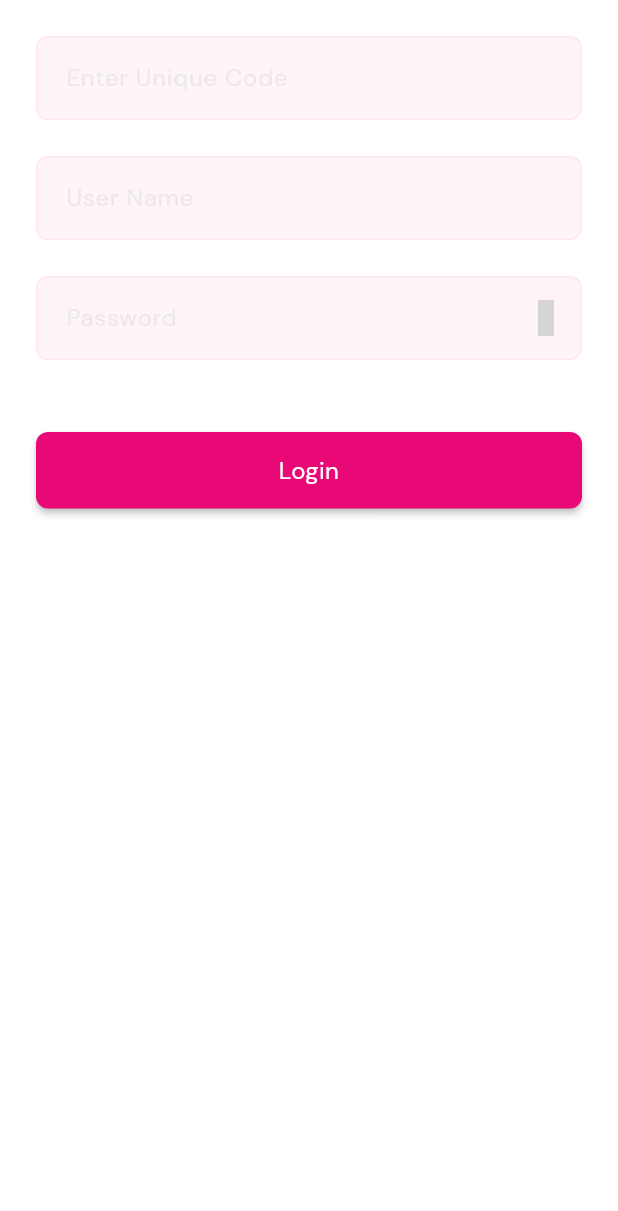
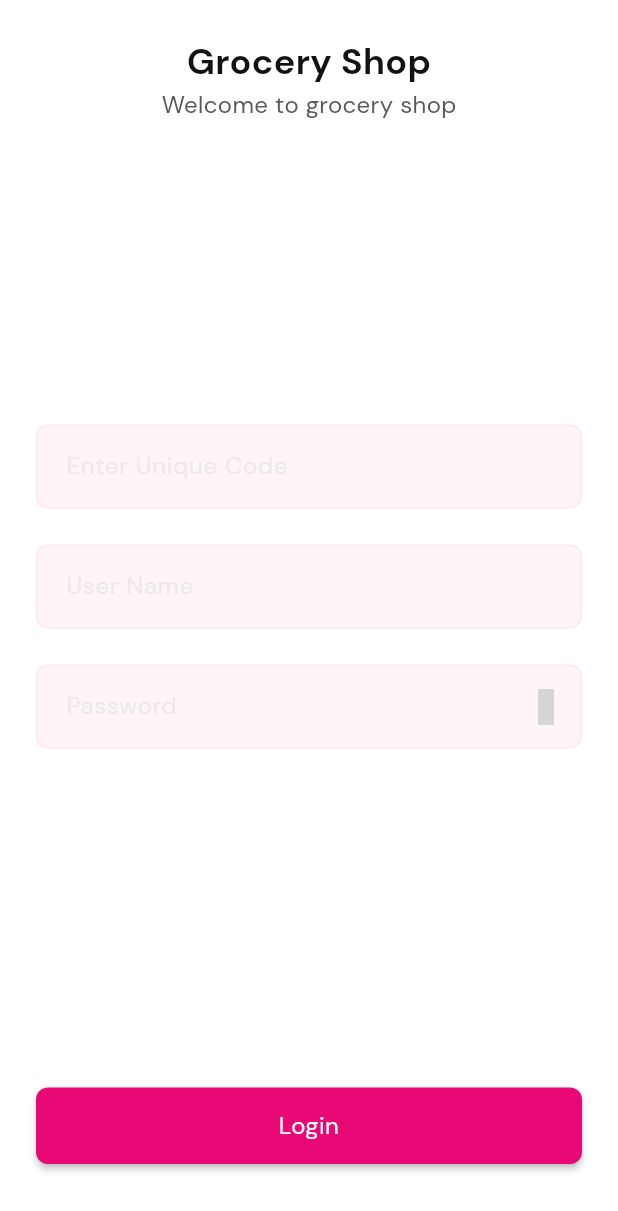
Before and after one commit to Arch-Unique/grocery-app, a Flutter app: the AuthPage screen opened by its route, on a phone screen of 412 x 824 dp. Shown: the top 1211 px of the screen. Run offline on Flutter 3.47's test engine with Material 3 defaults, Android fonts, the phone set to English and light mode, and no system bars; our stand-ins replace cached_network_image, connectivity_plus, dio, flutter_svg, get, get_storage and 2 more; accounts and stored records are empty; grey boxes are pictures that could not be loaded.

Commit message:
update to version 13

```diff
--- a/lib/src/features/app_controller.dart
+++ b/lib/src/features/app_controller.dart
@@ -5,12 +5,21 @@ import 'package:grocery_app/src/global/views/pages.dart';
 import 'package:grocery_app/src/src_barrel.dart';
 
 import '../global/services/barrel.dart';
+import 'homepage.dart';
 
 class AppController extends GetxController {
   RxList<TextEditingController> tecs =
       List.generate(4, (index) => TextEditingController()).obs;
 
-  RxList<Product> products = <Product>[].obs;
+  RxList<Product> products = List.generate(
+                      10,
+                      (index) => Product(
+                          id: index.toString(),
+                          name: "Product $index",
+                          description: "Description $index",
+                          qty: "$index kg",
+                          image: Assets.ss1,
+                          price: index * 200)).obs;
   RxList<Product> cart = <Product>[].obs;
 
   final appService = Get.find<AppService>();
@@ -18,7 +27,11 @@ class AppController extends GetxController {
 
   login() async {
     if (authFormKey.currentState!.validate()) {
-      Get.offAllNamed(AppRoutes.home);
+      appService.isLoggedIn.value = true;
+      appService.currentUser.value.firstName = tecs[1].text;
+      appService.currentUser.value.lastName = "";
+      //appService.loginUser("jwt", "refreshJwt")
+      Get.offAll(HomePage());
     } else {
       Ui.showError("Fields not validated");
     }
@@ -26,7 +39,7 @@ class AppController extends GetxController {
 
   submitCart() async {
     Ui.showInfo("Successfully Submitted");
-    Get.offAllNamed(AppRoutes.home);
+    Get.offAll(HomePage());
   }
 
   addToCart(Product pd) {
--- a/lib/src/features/authpage.dart
+++ b/lib/src/features/authpage.dart
@@ -19,16 +19,18 @@ class _AuthPageState extends State<AuthPage> {
   Widget build(BuildContext context) {
     return Scaffold(
       body: SafeArea(
-        child: SingleChildScrollView(
         child: Ui.padding(
           child: Form(
             key: controller.authFormKey,
             child: Column(
               children: [
+                AppText.bold("Grocery Shop",fontSize: 24),
+                AppText.thin("Welcome to grocery shop"),
+                const Spacer(),
                 CustomTextField("Enter Unique Code", controller.tecs[0]),
                 CustomTextField("User Name", controller.tecs[1]),
                 CustomTextField.password("Password", controller.tecs[2]),
-                  Ui.boxHeight(24),
+                const Spacer(),
                 AppButton(
                     onPressed: () async {
                       await controller.login();
@@ -40,7 +42,6 @@ class _AuthPageState extends State<AuthPage> {
           ),
         ),
       ),
-      ),
     );
   }
 }
```
Also changed, not shown: lib/src/features/homepage.dart (+59 -35 lines), lib/src/features/productpage.dart (+10 -5 lines), 3 other files. Lines whose indentation alone changed are shown as unchanged.
